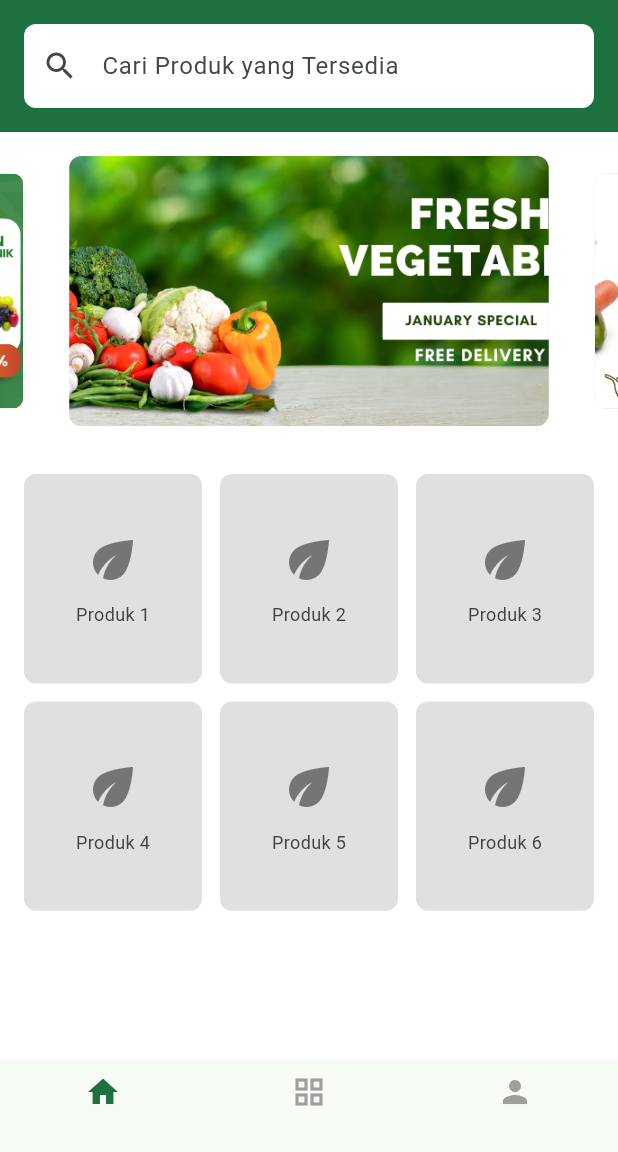
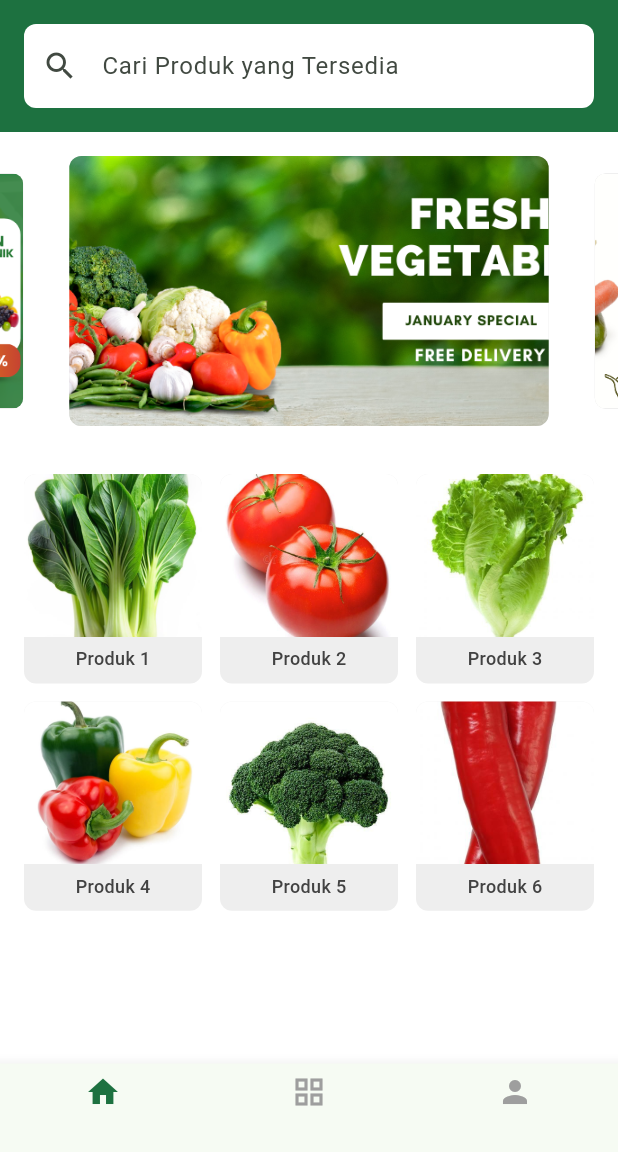
Before and after one commit to anisazr/growana_app, a Flutter app: the screen it shows after launch, on a phone screen of 412 x 824 dp, the part 84-1236 px from its top. Run offline on Flutter 3.47's test engine with Material 3 defaults, Android fonts, the phone set to English and light mode, and no system bars; drawn by our look-alikes of carousel_slider; our stand-ins replace flutter_svg; accounts and stored records are empty.

```diff
--- a/lib/screens/home_page.dart
+++ b/lib/screens/home_page.dart
@@ -6,7 +6,6 @@ import '../widgets/bottom_navbar.dart';
 import 'package:carousel_slider/carousel_slider.dart';
 import 'package:flutter_svg/flutter_svg.dart';
 import 'shopping_list_page.dart';
-
 
 class HomePage extends StatefulWidget {
   const HomePage({super.key});
@@ -30,14 +29,12 @@ class _HomePageState extends State<HomePage> {
     setState(() {
       _currentIndex = index;
     });
-
     if (index == 1) {
       Navigator.push(
         context,
         MaterialPageRoute(builder: (context) => const ShoppingListPage()),
       );
     }
-
     if (index == 2) {
       if (UserService.currentUser != null) {
         Navigator.push(
@@ -140,21 +137,41 @@ class _HomePageState extends State<HomePage> {
                        ),
                         itemCount: 6,
                         itemBuilder: (context, index) {
+                          final products = [
+                            {'name': 'Produk 1', 'image': 'assets/images/produk1.jpeg'},
+                            {'name': 'Produk 2', 'image': 'assets/images/produk2.jpeg'},
+                            {'name': 'Produk 3', 'image': 'assets/images/produk3.jpeg'},
+                            {'name': 'Produk 4', 'image': 'assets/images/produk4.jpeg'},
+                            {'name': 'Produk 5', 'image': 'assets/images/produk5.jpeg'},
+                            {'name': 'Produk 6', 'image': 'assets/images/produk6.jpeg'},
+                          ];
                   return Container(
                     decoration: BoxDecoration(
-                      color: Colors.grey[300],
+                      color: Colors.grey[200],
                       borderRadius: BorderRadius.circular(8.0),
                     ),
                     child: Column(
-                      mainAxisAlignment: MainAxisAlignment.center,
                       children: [
-                        Icon(Icons.eco, size: 40, color: Colors.grey[600]),
-                        const SizedBox(height: 8),
-                        Text(
-                          'Produk ${index + 1}',
+                        Expanded(
+                          child: ClipRRect(
+                            borderRadius: const BorderRadius.vertical(top: Radius.circular(8)),
+                            child: Image.asset(
+                              products[index]['image']!,
+                              fit: BoxFit.cover,
+                              width: double.infinity,
+                            ),
+                          ),
+                        ),
+                        const SizedBox(height: 6),
+                        Padding(
+                          padding: const EdgeInsets.only(bottom: 8),
+                          child: Text(
+                            products[index]['name']!,
                             style: TextStyle(
                               fontSize: 12,
                               color: Colors.grey[800],
+                              fontWeight: FontWeight.w500,
+                          ),
                           ),
                         ),
                       ],
```
Also changed, not shown: assets/images/produk1.jpeg (added), assets/images/produk2.jpeg (added), assets/images/produk3.jpeg (added), assets/images/produk4.jpeg (added), assets/images/produk5.jpeg (added), assets/images/produk6.jpeg (added). Lines whose indentation alone changed are shown as unchanged.
